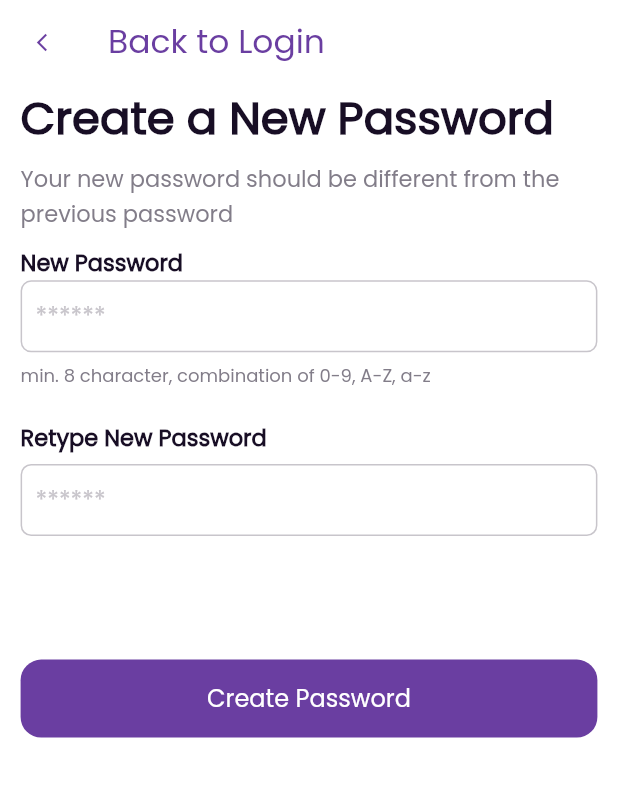
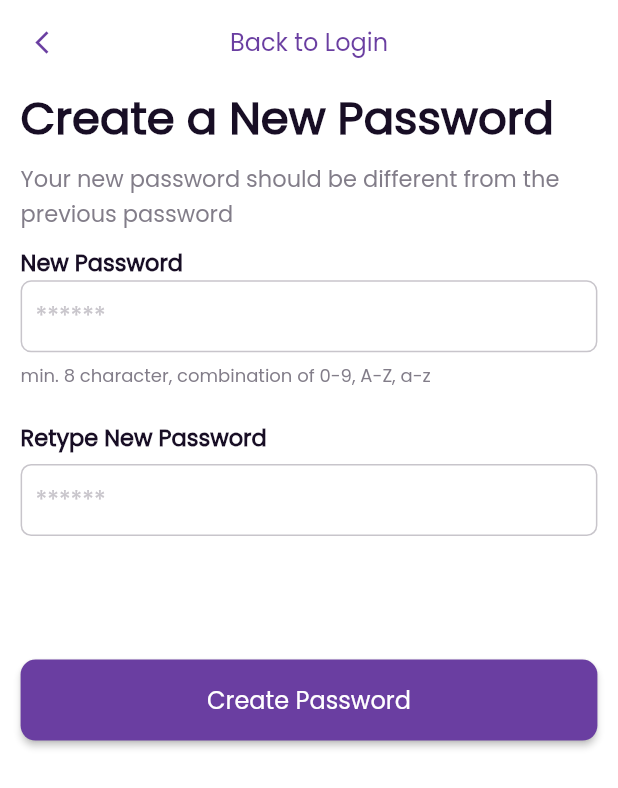
Before and after one commit to MPLectures/faiz_notes_app, a Flutter app: the NewPasswordScreen screen opened directly, on a phone screen of 412 x 824 dp. Shown: the top 788 px of the screen. Run offline on Flutter 3.47's test engine with Material 3 defaults, Android fonts, the phone set to English and light mode, and no system bars; our stand-ins replace firebase_auth, firebase_core, get, get_storage, sizer; accounts and stored records are empty; network calls fail.

Commit message:
Ui complete

```diff
--- a/lib/Custom Widgets/Custom_ContainerButton.dart
+++ /dev/null
@@ -1,45 +0,0 @@
-import 'package:flutter/material.dart';
-import 'package:sizer/sizer.dart';
-
-
-class CustomContainerButton extends StatelessWidget {
-  Widget? text;
-  Color buttonColor;
-  double customWidth = 0.0;
-  double customHeight = 0.0;
-  BorderRadiusGeometry? borderRadius;
-
-  @override
-  Widget build(BuildContext context) {
-    return Container(
-      width: customWidth,
-      height: customHeight,
-      padding: EdgeInsets.symmetric(vertical: 10.sp),
-      decoration: BoxDecoration(
-        // borderRadius: BorderRadius.circular(10),
-        borderRadius: borderRadius,
-        color: buttonColor,
-      ),
-      child: text!,
-      // child: Text(
-      //   // text ?? "",
-      //   // textAlign: TextAlign.center,
-      //   style: TextStyle(
-      //     color: NotesColor.whiteColor,
-      //     //Ya han is ki styling kr lena
-      //     //now everything is good to gof
-      //     fontFamily: 'Poppins',
-      //     fontSize: 16,
-      //     fontWeight: FontWeight.w500,
-      //   ),
-      // ),
-    );
-  }
-  CustomContainerButton({
-    this.borderRadius,
-    this.text,
-    required this.customHeight,
-    required this.customWidth,
-    required this.buttonColor,
-  });
-}
--- a/lib/View/Screens/new_password_screen.dart
+++ b/lib/View/Screens/new_password_screen.dart
@@ -3,7 +3,6 @@ import 'package:flutter/material.dart';
 import 'package:get/get.dart';
 import 'package:sizer/sizer.dart';
 import '../../Custom Widgets/Custom_TextFormField.dart';
-import '../../Custom Widgets/Custom_ContainerButton.dart';
 import '../../Helpers/Constant.dart';
 
 class NewPasswordScreen extends StatelessWidget {
@@ -15,24 +14,24 @@ class NewPasswordScreen extends StatelessWidget {
       appBar: AppBar(
         backgroundColor: NotesColor.whiteColor,
         elevation: 0,
-        leading: TextButton(
+        leading: IconButton(
           onPressed: () {
             Get.back();
           },
-          child: Icon(
+          icon: Icon(
             Icons.arrow_back_ios_new_outlined,
             color: NotesColor.purpleColor,
-            size: 14,
+            size: 18,
           ),
         ),
+        centerTitle: true,
         title: Text(
           'Back to Login',
           style: TextStyle(
-            fontSize: 16.sp,
-            fontWeight: FontWeight.w300,
-            fontFamily: 'Poppins',
+              fontSize: 16,
               color: NotesColor.purpleColor,
-          ),
+              fontWeight: FontWeight.w500,
+              fontFamily: 'Poppins'),
         ),
       ),
       body: SafeArea(
@@ -123,23 +122,25 @@ class NewPasswordScreen extends StatelessWidget {
               SizedBox(
                 height: 10.h,
               ),
-              GestureDetector(
-                onTap: () {
+              SizedBox(
+                height: 54,
+                width: double.infinity,
+                child: ElevatedButton(
+                    onPressed: () {
                       Get.to(() => LoginScreen());
                     },
-                child: CustomContainerButton(
-                  customHeight: 52,
-                  customWidth: 280.sp,
-                  borderRadius: BorderRadius.circular(10.sp),
-                  buttonColor: NotesColor.purpleColor,
-                  text: Text('Create Password',
+                    child: Text('Create Password',
                         textAlign: TextAlign.center,
                         style: TextStyle(
                             fontFamily: 'Poppins',
                             fontSize: 16,
                             fontWeight: FontWeight.w500,
                             color: NotesColor.whiteColor)),
-                ),
+                    style: ElevatedButton.styleFrom(
+                        backgroundColor: NotesColor.purpleColor,
+                        shape: RoundedRectangleBorder(
+                          borderRadius: BorderRadius.circular(10),
+                        ))),
               ),
             ],
           ),
--- a/lib/main.dart
+++ b/lib/main.dart
@@ -25,7 +25,9 @@ class MyApp extends StatelessWidget {
     return Sizer(
       builder: (context, orientation, deviceType) => GetMaterialApp(
         debugShowCheckedModeBanner: false,
-        home: FirebaseAuth.instance.currentUser == null ? OnBoardingScreen() : HomeScreen(),
+        home: FirebaseAuth.instance.currentUser == null
+            ? OnBoardingScreen()
+            : HomeScreen(),
         theme: ThemeData(useMaterial3: false),
       ),
     );
```
Also changed, not shown: lib/View/Screens/add_notes_home_screen.dart (+15 -12 lines), lib/View/Screens/for_got_password_screen.dart (+20 -17 lines), lib/View/Screens/login_screen.dart (+83 -29 lines), lib/View/Screens/onBoarding_screen.dart (+20 -15 lines), lib/View/Screens/register_screen.dart (+45 -31 lines). Lines whose indentation alone changed are shown as unchanged.
